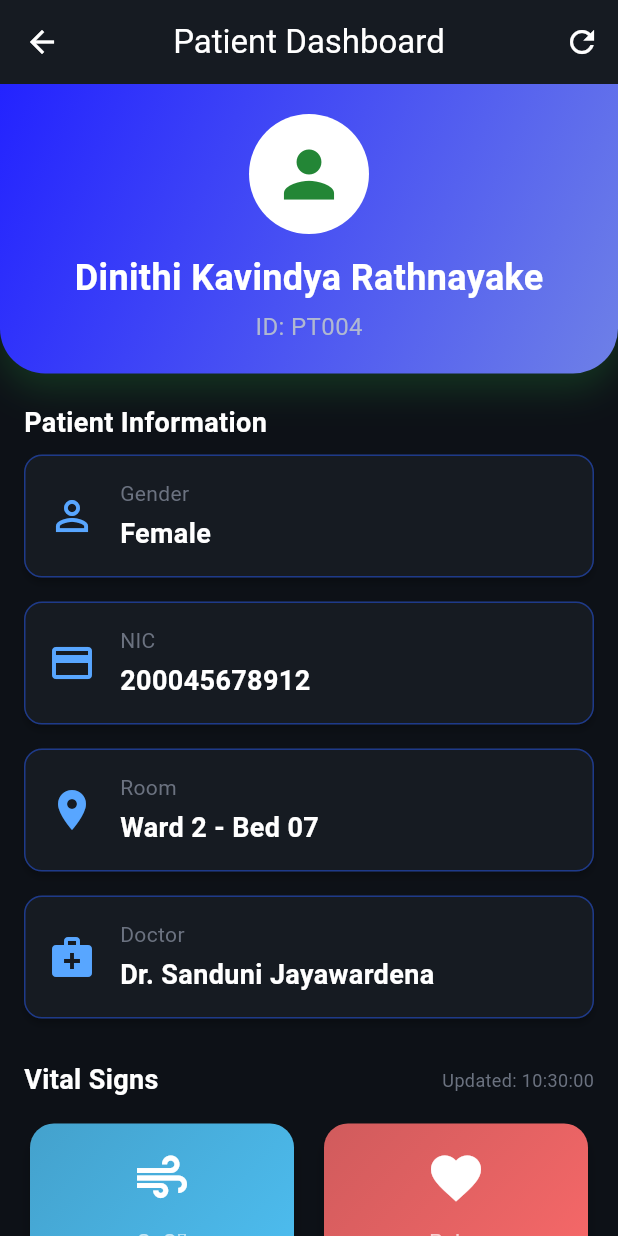
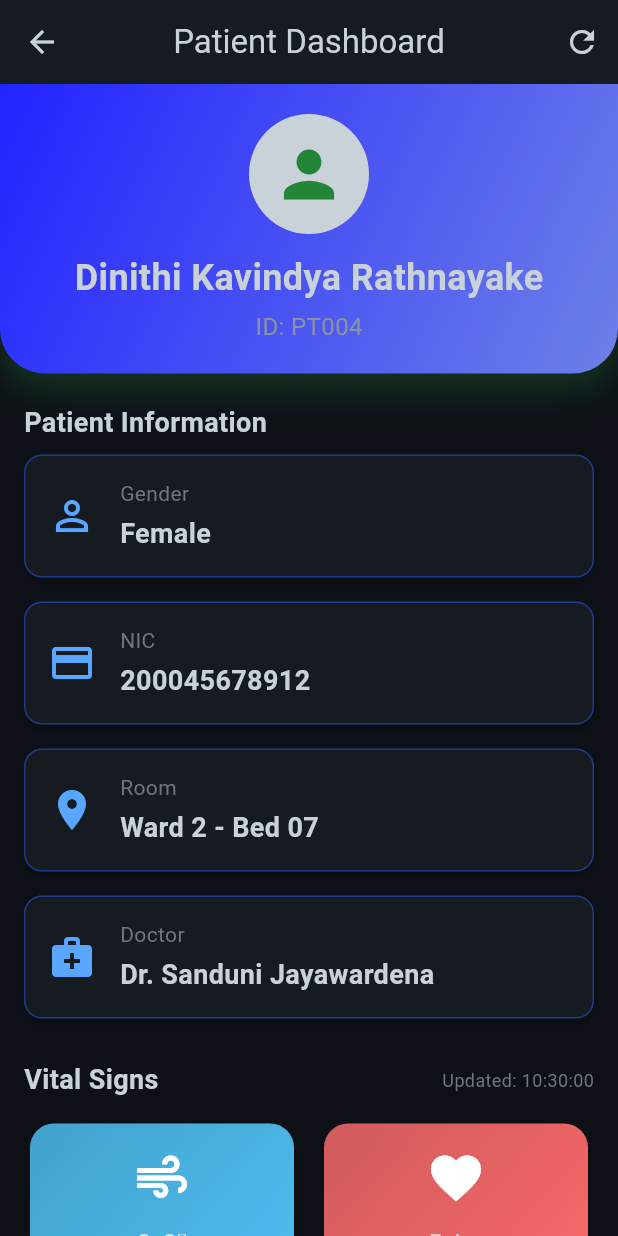
Before and after one commit to EdgeVitalsAI/Cognivus-Labs-Dev, a Flutter app: the DashboardScreen screen opened by its route, after a tap on the "refresh" icon, on a phone screen of 412 x 824 dp. Run offline on Flutter 3.47's test engine with Material 3 defaults, Android fonts, the phone set to English and light mode, and no system bars.

Commit message:
text updates style

```diff
--- a/mobile-app/Test_Flutter_Project/lib/theme/app_colors.dart
+++ b/mobile-app/Test_Flutter_Project/lib/theme/app_colors.dart
@@ -27,10 +27,12 @@ class AppColors {
   static const Color successLight = Color(0xFF66BB6A);
 
   // Text Colors
-  static const Color textPrimary = Color(0xFFFFFFFF);
-  static const Color textSecondary = Color(0xFFB0B8D1);
-  static const Color textMuted = Color(0xFF6B7280);
-  static const Color textHint = Color(0xFF4B5563);
+
+  static const Color textPrimary = Color(0xFFC9D1D9);
+  static const Color textSecondary = Color(0xFF8B949E);
+  static const Color textMuted = Color(0xFF6E7681);
+  static const Color textHint = Color(0xFF484F58);
+
 
 // Border & Divider Colors (Blue Theme)
   static const Color border = Color(0xFF1E3A8A);
```
